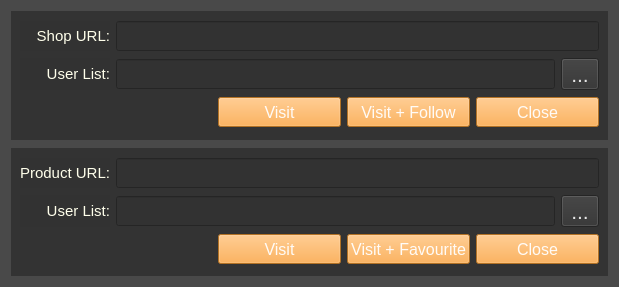
First picture: the form in main.ui, repository dmb-dev87/python_shopee-bot, before the edit.
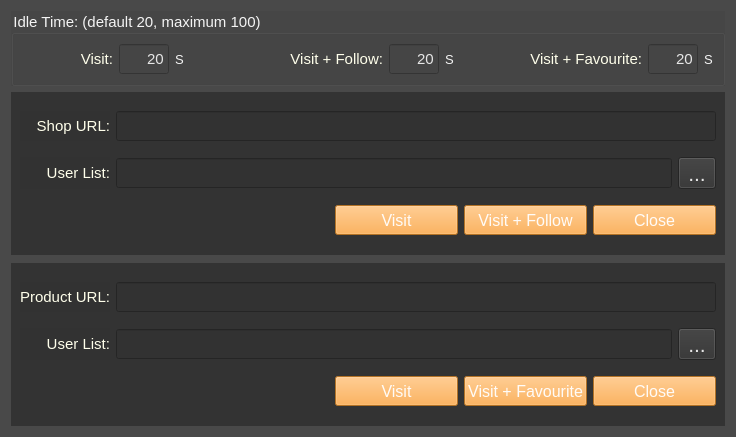
Second picture: the form after the edit.

Commit message: [TopOneExpert][2020-07-27][Add idle time and close after visit]

```diff
--- a/main.ui
+++ b/main.ui
@@ -6,8 +6,8 @@
    <rect>
     <x>0</x>
     <y>0</y>
-    <width>619</width>
-    <height>287</height>
+    <width>736</width>
+    <height>437</height>
    </rect>
   </property>
   <property name="font">
@@ -23,6 +23,308 @@
   </property>
   <layout class="QGridLayout" name="gridLayout_3">
    <item row="0" column="0">
+    <widget class="QGroupBox" name="groupBox">
+     <property name="sizePolicy">
+      <sizepolicy hsizetype="Preferred" vsizetype="Fixed">
+       <horstretch>0</horstretch>
+       <verstretch>0</verstretch>
+      </sizepolicy>
+     </property>
+     <property name="font">
+      <font>
+       <family>MS Shell Dlg 2</family>
+       <pointsize>11</pointsize>
+      </font>
+     </property>
+     <property name="styleSheet">
+      <string notr="true">color: rgba(255, 255, 255, 240);</string>
+     </property>
+     <property name="title">
+      <string>Idle Time: (default 20, maximum 100)</string>
+     </property>
+     <layout class="QGridLayout" name="gridLayout_4">
+      <item row="0" column="4">
+       <layout class="QHBoxLayout" name="horizontalLayout_9">
+        <item>
+         <widget class="QLabel" name="label_7">
+          <property name="minimumSize">
+           <size>
+            <width>121</width>
+            <height>0</height>
+           </size>
+          </property>
+          <property name="font">
+           <font>
+            <pointsize>11</pointsize>
+           </font>
+          </property>
+          <property name="styleSheet">
+           <string notr="true">color: rgb(255, 255, 235);</string>
+          </property>
+          <property name="text">
+           <string>Visit + Favourite:</string>
+          </property>
+          <property name="alignment">
+           <set>Qt::AlignRight|Qt::AlignTrailing|Qt::AlignVCenter</set>
+          </property>
+         </widget>
+        </item>
+        <item>
+         <widget class="QLineEdit" name="le_visitfavourite_idle">
+          <property name="sizePolicy">
+           <sizepolicy hsizetype="Fixed" vsizetype="Fixed">
+            <horstretch>0</horstretch>
+            <verstretch>0</verstretch>
+           </sizepolicy>
+          </property>
+          <property name="minimumSize">
+           <size>
+            <width>50</width>
+            <height>30</height>
+           </size>
+          </property>
+          <property name="maximumSize">
+           <size>
+            <width>50</width>
+            <height>16777215</height>
+           </size>
+          </property>
+          <property name="font">
+           <font>
+            <pointsize>11</pointsize>
+           </font>
+          </property>
+          <property name="styleSheet">
+           <string notr="true">color: rgb(240, 240, 240, 240);</string>
+          </property>
+          <property name="text">
+           <string>20</string>
+          </property>
+          <property name="alignment">
+           <set>Qt::AlignRight|Qt::AlignTrailing|Qt::AlignVCenter</set>
+          </property>
+         </widget>
+        </item>
+        <item>
+         <widget class="QLabel" name="label_10">
+          <property name="font">
+           <font>
+            <pointsize>10</pointsize>
+           </font>
+          </property>
+          <property name="text">
+           <string>S</string>
+          </property>
+         </widget>
+        </item>
+       </layout>
+      </item>
+      <item row="0" column="2">
+       <layout class="QHBoxLayout" name="horizontalLayout_8">
+        <item>
+         <widget class="QLabel" name="label_6">
+          <property name="minimumSize">
+           <size>
+            <width>121</width>
+            <height>0</height>
+           </size>
+          </property>
+          <property name="font">
+           <font>
+            <pointsize>11</pointsize>
+           </font>
+          </property>
+          <property name="styleSheet">
+           <string notr="true">color: rgb(255, 255, 235);</string>
+          </property>
+          <property name="text">
+           <string>Visit + Follow:</string>
+          </property>
+          <property name="alignment">
+           <set>Qt::AlignRight|Qt::AlignTrailing|Qt::AlignVCenter</set>
+          </property>
+         </widget>
+        </item>
+        <item>
+         <widget class="QLineEdit" name="le_visitfollow_idle">
+          <property name="sizePolicy">
+           <sizepolicy hsizetype="Fixed" vsizetype="Fixed">
+            <horstretch>0</horstretch>
+            <verstretch>0</verstretch>
+           </sizepolicy>
+          </property>
+          <property name="minimumSize">
+           <size>
+            <width>50</width>
+            <height>30</height>
+           </size>
+          </property>
+          <property name="maximumSize">
+           <size>
+            <width>50</width>
+            <height>16777215</height>
+           </size>
+          </property>
+          <property name="font">
+           <font>
+            <pointsize>11</pointsize>
+           </font>
+          </property>
+          <property name="styleSheet">
+           <string notr="true">color: rgb(240, 240, 240, 240);</string>
+          </property>
+          <property name="text">
+           <string>20</string>
+          </property>
+          <property name="alignment">
+           <set>Qt::AlignRight|Qt::AlignTrailing|Qt::AlignVCenter</set>
+          </property>
+         </widget>
+        </item>
+        <item>
+         <widget class="QLabel" name="label_9">
+          <property name="font">
+           <font>
+            <pointsize>10</pointsize>
+           </font>
+          </property>
+          <property name="text">
+           <string>S</string>
+          </property>
+         </widget>
+        </item>
+       </layout>
+      </item>
+      <item row="0" column="0">
+       <layout class="QHBoxLayout" name="horizontalLayout_7">
+        <item>
+         <widget class="QLabel" name="label_5">
+          <property name="sizePolicy">
+           <sizepolicy hsizetype="Fixed" vsizetype="Preferred">
+            <horstretch>0</horstretch>
+            <verstretch>0</verstretch>
+           </sizepolicy>
+          </property>
+          <property name="minimumSize">
+           <size>
+            <width>90</width>
+            <height>0</height>
+           </size>
+          </property>
+          <property name="maximumSize">
+           <size>
+            <width>90</width>
+            <height>16777215</height>
+           </size>
+          </property>
+          <property name="font">
+           <font>
+            <pointsize>11</pointsize>
+           </font>
+          </property>
+          <property name="styleSheet">
+           <string notr="true">color: rgb(255, 255, 235);</string>
+          </property>
+          <property name="text">
+           <string>Visit:</string>
+          </property>
+          <property name="alignment">
+           <set>Qt::AlignRight|Qt::AlignTrailing|Qt::AlignVCenter</set>
+          </property>
+         </widget>
+        </item>
+        <item>
+         <widget class="QLineEdit" name="le_visit_idle">
+          <property name="sizePolicy">
+           <sizepolicy hsizetype="Fixed" vsizetype="Fixed">
+            <horstretch>0</horstretch>
+            <verstretch>0</verstretch>
+           </sizepolicy>
+          </property>
+          <property name="minimumSize">
+           <size>
+            <width>50</width>
+            <height>30</height>
+           </size>
+          </property>
+          <property name="maximumSize">
+           <size>
+            <width>50</width>
+            <height>16777215</height>
+           </size>
+          </property>
+          <property name="font">
+           <font>
+            <pointsize>11</pointsize>
+           </font>
+          </property>
+          <property name="styleSheet">
+           <string notr="true">color: rgb(240, 240, 240, 240);</string>
+          </property>
+          <property name="text">
+           <string>20</string>
+          </property>
+          <property name="alignment">
+           <set>Qt::AlignRight|Qt::AlignTrailing|Qt::AlignVCenter</set>
+          </property>
+         </widget>
+        </item>
+        <item>
+         <widget class="QLabel" name="label_8">
+          <property name="sizePolicy">
+           <sizepolicy hsizetype="Fixed" vsizetype="Preferred">
+            <horstretch>0</horstretch>
+            <verstretch>0</verstretch>
+           </sizepolicy>
+          </property>
+          <property name="minimumSize">
+           <size>
+            <width>20</width>
+            <height>0</height>
+           </size>
+          </property>
+          <property name="font">
+           <font>
+            <pointsize>10</pointsize>
+           </font>
+          </property>
+          <property name="text">
+           <string>S</string>
+          </property>
+         </widget>
+        </item>
+       </layout>
+      </item>
+      <item row="0" column="1">
+       <spacer name="horizontalSpacer_3">
+        <property name="orientation">
+         <enum>Qt::Horizontal</enum>
+        </property>
+        <property name="sizeHint" stdset="0">
+         <size>
+          <width>40</width>
+          <height>20</height>
+         </size>
+        </property>
+       </spacer>
+      </item>
+      <item row="0" column="3">
+       <spacer name="horizontalSpacer_4">
+        <property name="orientation">
+         <enum>Qt::Horizontal</enum>
+        </property>
+        <property name="sizeHint" stdset="0">
+         <size>
+          <width>40</width>
+          <height>20</height>
+         </size>
+        </property>
+       </spacer>
+      </item>
+     </layout>
+    </widget>
+   </item>
+   <item row="1" column="0">
     <widget class="QWidget" name="widget" native="true">
      <property name="styleSheet">
       <string notr="true">background-color: rgba(50, 50, 50, 240);</string>
@@ -222,7 +524,7 @@
      </layout>
     </widget>
    </item>
-   <item row="1" column="0">
+   <item row="2" column="0">
     <spacer name="verticalSpacer">
      <property name="orientation">
       <enum>Qt::Vertical</enum>
@@ -238,7 +540,7 @@
      </property>
     </spacer>
    </item>
-   <item row="2" column="0">
+   <item row="3" column="0">
     <widget class="QWidget" name="widget_2" native="true">
      <property name="styleSheet">
       <string notr="true">background-color: rgba(50, 50, 50, 240);</string>
```
The commit also changes 4 other files.
